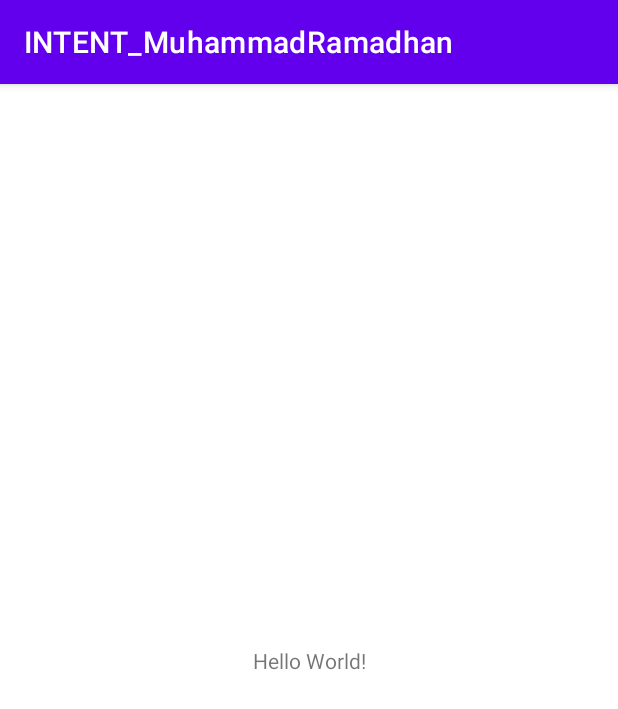
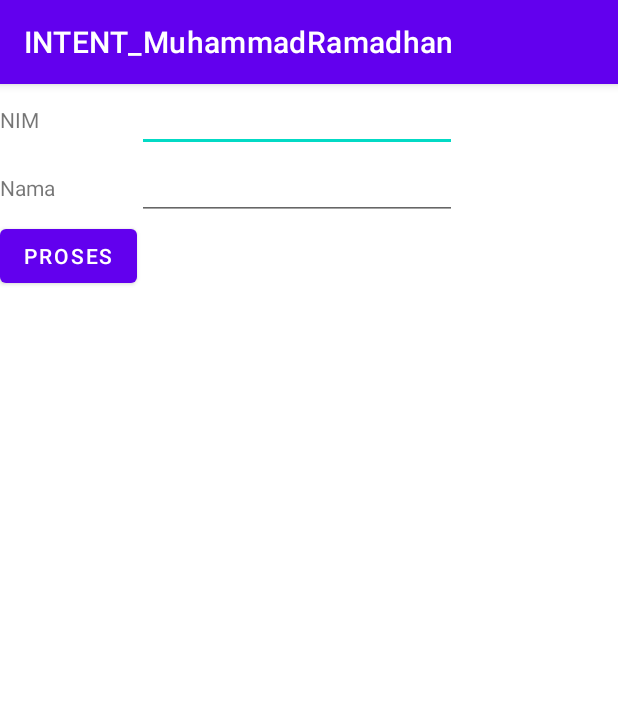
Before and after one commit to mrramadhan/INTENT_MuhammadRamadhan, an Android app: the screen it shows after launch (MainActivity), on a phone screen of 412 x 824 dp. Shown: the top 709 px of the screen. Run offline under Robolectric (Android 15) with nearby library versions, the phone set to English and light mode, and no system bars.

Commit message:
Menambahkan fitur Intent Eksplisit

```diff
--- a/app/src/main/AndroidManifest.xml
+++ b/app/src/main/AndroidManifest.xml
@@ -10,6 +10,9 @@
         android:supportsRtl="true"
         android:theme="@style/Theme.INTENT_MuhammadRamadhan">
         <activity
+            android:name=".TampilDataActivity"
+            android:exported="true" />
+        <activity
             android:name=".MainActivity"
             android:exported="true">
             <intent-filter>
--- a/app/src/main/java/com/example/intent_muhammadramadhan/MainActivity.kt
+++ b/app/src/main/java/com/example/intent_muhammadramadhan/MainActivity.kt
@@ -2,10 +2,27 @@ package com.example.intent_muhammadramadhan
 
 import androidx.appcompat.app.AppCompatActivity
 import android.os.Bundle
+import android.content.Intent
+import android.widget.*
 
 class MainActivity : AppCompatActivity() {
     override fun onCreate(savedInstanceState: Bundle?) {
         super.onCreate(savedInstanceState)
         setContentView(R.layout.activity_main)
+
+        val etNim = findViewById<EditText>(R.id.etNim)
+        val etNama = findViewById<EditText>(R.id.etNama)
+        val btnProses = findViewById<Button>(R.id.btnProses)
+
+        btnProses.setOnClickListener {
+            if ("${etNim.text}".isNotEmpty() && "${etNama.text}".isNotEmpty()) {
+                val i = Intent(this@MainActivity, TampilDataActivity::class.java)
+                i.putExtra("NIM", "${etNim.text}")
+                i.putExtra("Nama", "${etNama.text}")
+                startActivity(i)
+            } else {
+                Toast.makeText(this@MainActivity, "NIM atau nama belum diisi", Toast.LENGTH_SHORT).show()
+            }
+        }
     }
 }
--- a/app/src/main/res/layout/activity_main.xml
+++ b/app/src/main/res/layout/activity_main.xml
@@ -1,18 +1,54 @@
 <?xml version="1.0" encoding="utf-8"?>
-<androidx.constraintlayout.widget.ConstraintLayout xmlns:android="http://schemas.android.com/apk/res/android"
+<TableLayout xmlns:android="http://schemas.android.com/apk/res/android"
     xmlns:app="http://schemas.android.com/apk/res-auto"
     xmlns:tools="http://schemas.android.com/tools"
     android:layout_width="match_parent"
     android:layout_height="match_parent"
+    android:orientation="vertical"
     tools:context=".MainActivity">
 
-    <TextView
-        android:layout_width="wrap_content"
-        android:layout_height="wrap_content"
-        android:text="Hello World!"
-        app:layout_constraintBottom_toBottomOf="parent"
-        app:layout_constraintLeft_toLeftOf="parent"
-        app:layout_constraintRight_toRightOf="parent"
-        app:layout_constraintTop_toTopOf="parent" />
+    <TableRow
+        android:layout_width="match_parent"
+        android:layout_height="match_parent">
 
-</androidx.constraintlayout.widget.ConstraintLayout>
+        <TextView
+            android:layout_width="wrap_content"
+            android:layout_height="wrap_content"
+            android:text="NIM"/>
+
+        <EditText
+            android:id="@+id/etNim"
+            android:layout_width="wrap_content"
+            android:layout_height="wrap_content"
+            android:ems="10"
+            android:inputType="number"/>
+    </TableRow>
+
+    <TableRow
+        android:layout_height="match_parent"
+        android:layout_width="match_parent">
+
+        <TextView
+            android:layout_width="wrap_content"
+            android:layout_height="wrap_content"
+            android:text="Nama"/>
+
+        <EditText
+            android:id="@+id/etNama"
+            android:layout_width="wrap_content"
+            android:layout_height="wrap_content"
+            android:ems="10"/>
+    </TableRow>
+
+    <TableRow
+        android:layout_width="match_parent"
+        android:layout_height="match_parent">
+
+        <Button
+            android:id="@+id/btnProses"
+            android:layout_width="wrap_content"
+            android:layout_height="wrap_content"
+            android:text="Proses"/>
+    </TableRow>
+
+</TableLayout>
```
Also changed, not shown: app/src/main/java/com/example/intent_muhammadramadhan/TampilDataActivity.kt (added, +23 -0 lines), app/src/main/res/layout/activity_tampil_data.xml (added, +13 -0 lines).
